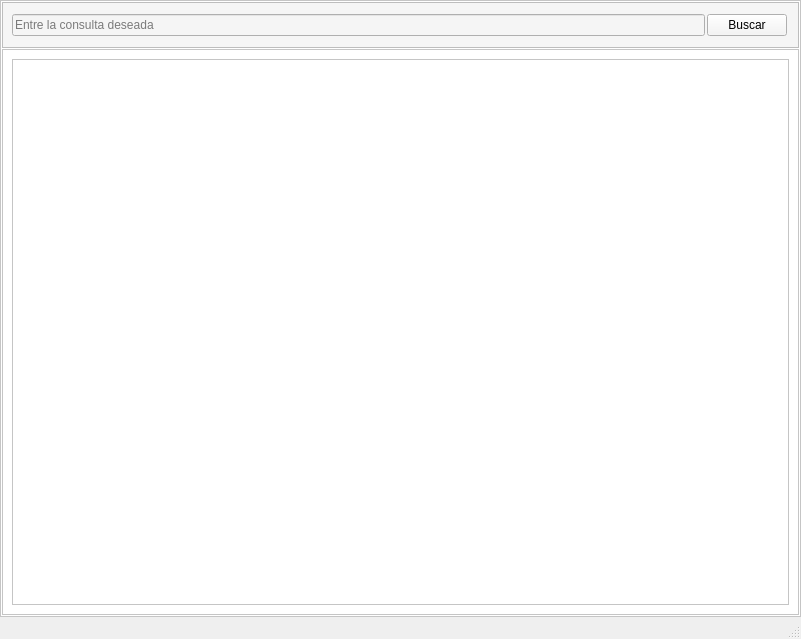
LauTB/Information-Recovery-ML, file Code/visual/window.ui: the form before one commit.
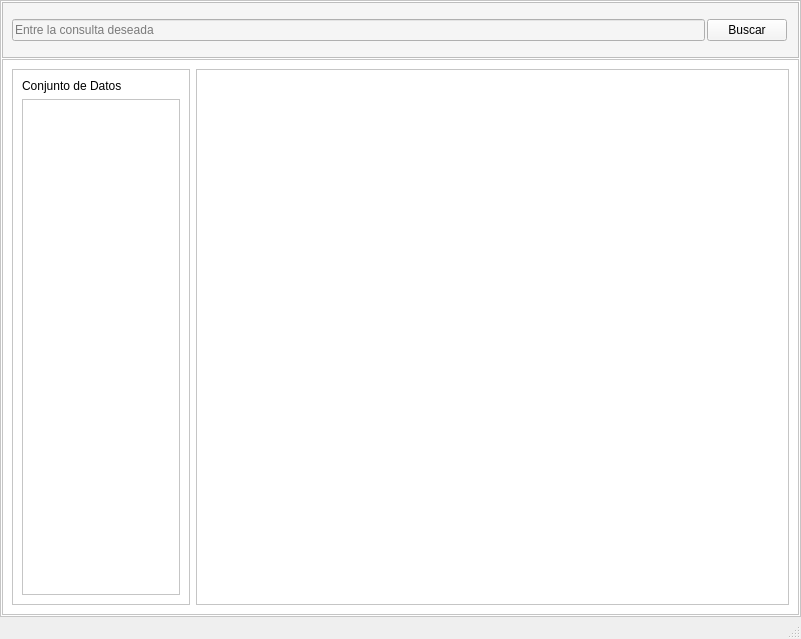
The form after the commit.

Patch:
```diff
--- a/Code/visual/window.ui
+++ b/Code/visual/window.ui
@@ -41,7 +41,7 @@
       <property name="frameShadow">
        <enum>QFrame::Raised</enum>
       </property>
-      <layout class="QVBoxLayout" name="verticalLayout_2" stretch="1,20">
+      <layout class="QVBoxLayout" name="verticalLayout_2" stretch="1,10">
        <property name="spacing">
         <number>1</number>
        </property>
@@ -118,7 +118,7 @@
          <property name="frameShadow">
           <enum>QFrame::Raised</enum>
          </property>
-         <layout class="QHBoxLayout" name="horizontalLayout_5">
+         <layout class="QHBoxLayout" name="horizontalLayout_5" stretch="3,10">
           <item>
            <widget class="QFrame" name="frame_3">
             <property name="frameShape">
@@ -127,8 +127,37 @@
             <property name="frameShadow">
              <enum>QFrame::Raised</enum>
             </property>
+            <layout class="QVBoxLayout" name="verticalLayout_6">
+             <item>
+              <widget class="QLabel" name="label_7">
+               <property name="text">
+                <string>Conjunto de Datos</string>
+               </property>
+              </widget>
+             </item>
+             <item>
+              <widget class="QScrollArea" name="scrollArea_3">
+               <property name="widgetResizable">
+                <bool>true</bool>
+               </property>
+               <widget class="QWidget" name="scrollAreaWidgetContents_3">
+                <property name="geometry">
+                 <rect>
+                  <x>0</x>
+                  <y>0</y>
+                  <width>151</width>
+                  <height>481</height>
+                 </rect>
+                </property>
+               </widget>
+              </widget>
+             </item>
+            </layout>
            </widget>
           </item>
+          <item>
+           <widget class="QListView" name="listView"/>
+          </item>
          </layout>
         </widget>
        </item>
```
Left out of the diff: 2 changed lines with no effect on the pictures.
